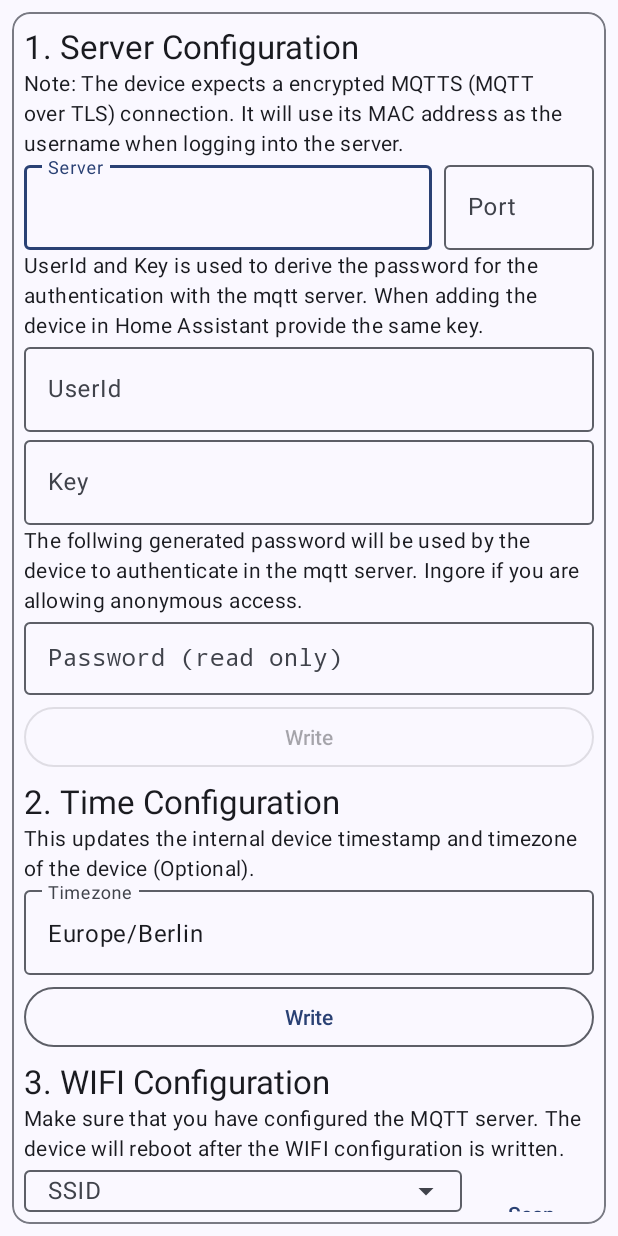
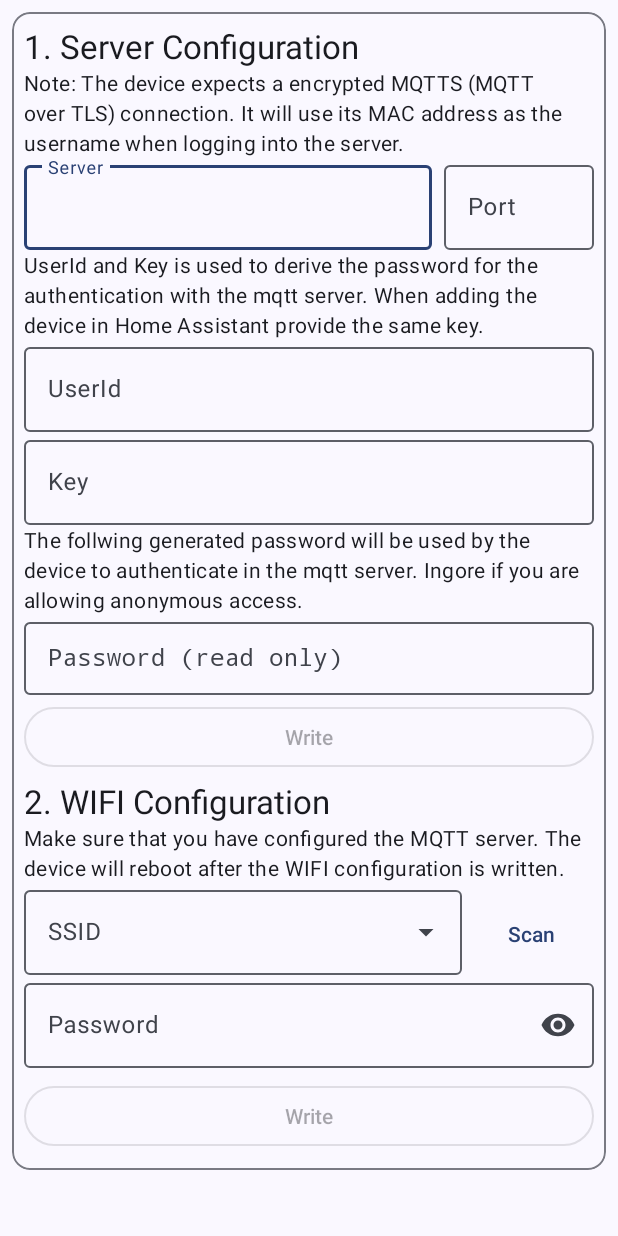
Before and after one commit to Fabi019/MerossBLE, an Android app: the fragment ConfigFragment shown on its own in the app's theme, on a phone screen of 412 x 824 dp. Run offline under Robolectric (Android 15) with nearby library versions, the phone set to English and light mode, and no system bars; 3 statements that could not run were skipped.

Commit message:
Remove optional time configuration

```diff
--- a/app/src/main/java/dev/fabik/merossble/fragments/ConfigFragment.kt
+++ b/app/src/main/java/dev/fabik/merossble/fragments/ConfigFragment.kt
@@ -70,12 +70,6 @@ class ConfigFragment : Fragment() {
             }
         }
 
-        val timezoneField = view.findViewById<TextView>(R.id.timezone)
-        val updateTimestampButton = view.findViewById<Button>(R.id.writeTimestamp)
-        updateTimestampButton.setOnClickListener {
-            viewModel.onUpdateTimestamp?.invoke(timezoneField.text.toString())
-        }
-
         passwordField = view.findViewById(R.id.password)
         userIdField = view.findViewById(R.id.userIdInput)
         keyField = view.findViewById(R.id.keyInput)
--- a/app/src/main/java/dev/fabik/merossble/model/ConfigViewModel.kt
+++ b/app/src/main/java/dev/fabik/merossble/model/ConfigViewModel.kt
@@ -12,7 +12,6 @@ class ConfigViewModel : ViewModel() {
     var deviceInfo: MutableLiveData<DeviceInfo?> = MutableLiveData()
 
     var onRefresh: (() -> Unit)? = null
-    var onUpdateTimestamp: ((String) -> Unit)? = null // timezone
     var onConfirmMqtt: ((KeyConfig) -> Unit)? = null // mqtt server, port, userId, key
     var onConfirmWifi: ((Wifi, String) -> Unit)? = null // ssid, password
 
--- a/app/src/main/res/layout/fragment_config.xml
+++ b/app/src/main/res/layout/fragment_config.xml
@@ -129,44 +129,9 @@
             android:text="Write" />
 
         <TextView
-            android:layout_width="wrap_content"
-            android:layout_height="wrap_content"
-            android:text="2. Time Configuration"
-            android:textAppearance="?attr/textAppearanceTitleLarge" />
-
-        <TextView
             android:layout_width="match_parent"
             android:layout_height="wrap_content"
-            android:text="This updates the internal device timestamp and timezone of the device (Optional)."
-            android:textAppearance="?attr/textAppearanceBodyMedium" />
-
-        <com.google.android.material.textfield.TextInputLayout
-            android:layout_width="match_parent"
-            android:layout_height="wrap_content"
-            android:hint="Timezone">
-
-            <com.google.android.material.textfield.TextInputEditText
-                android:id="@+id/timezone"
-                style="@style/Widget.Material3.TextInputEditText.OutlinedBox"
-                android:layout_width="match_parent"
-                android:layout_height="wrap_content"
-                android:text="Europe/Berlin" />
-
-        </com.google.android.material.textfield.TextInputLayout>
-
-        <com.google.android.material.button.MaterialButton
-            android:id="@+id/writeTimestamp"
-            style="@style/Widget.Material3.Button.OutlinedButton"
-            android:layout_width="match_parent"
-            android:layout_height="wrap_content"
-            android:layout_marginTop="4dp"
-            android:layout_marginBottom="4dp"
-            android:text="Write" />
-
-        <TextView
-            android:layout_width="match_parent"
-            android:layout_height="wrap_content"
-            android:text="3. WIFI Configuration"
+            android:text="2. WIFI Configuration"
             android:textAppearance="?attr/textAppearanceTitleLarge" />
 
         <TextView
```
Also changed, not shown: app/src/main/java/dev/fabik/merossble/fragments/OverviewFragment.kt (+0 -17 lines), app/src/main/java/dev/fabik/merossble/protocol/payloads/Time.kt (deleted, +0 -45 lines).
